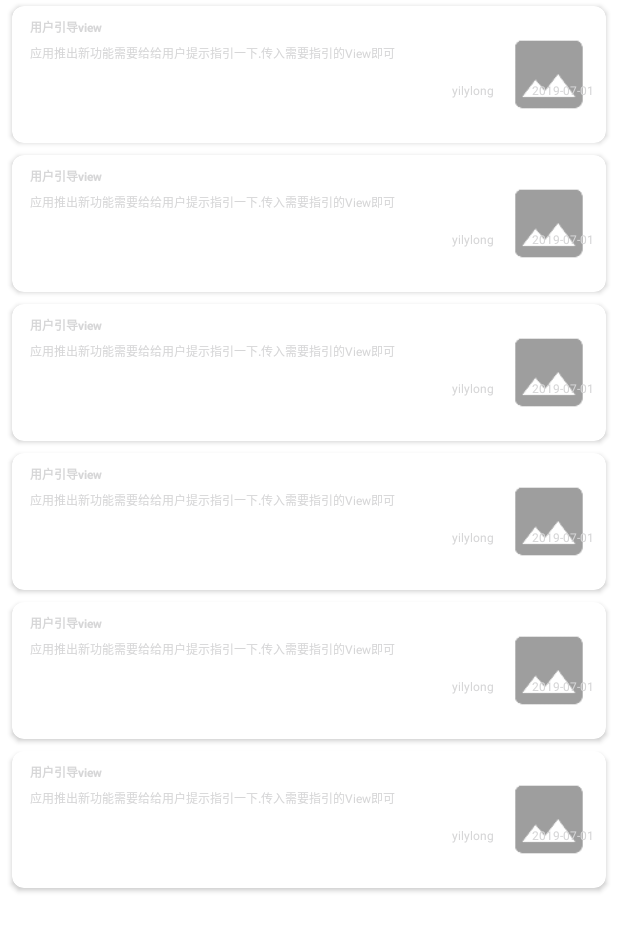
After one commit to 30Code/KotlinMvvmSamples, an Android app: the layout fragment_project_type.xml on its own in the app's theme, with its tools: preview values and no code run, on a phone screen of 412 x 824 dp. The commit adds this screen. Shown: the top 931 px of the screen. Run offline under Robolectric (Android 15) with nearby library versions, the phone set to English and light mode, and no system bars; network calls fail.

Commit message:
ProjectTypeFragment

```diff
--- a/app/src/main/java/cn/linhome/kotlinmvvmsamples/ui/share/ShareFragment.kt
+++ b/app/src/main/java/cn/linhome/kotlinmvvmsamples/ui/share/ShareFragment.kt
@@ -68,7 +68,7 @@ class ShareFragment : BaseFragment<FragmentShareBinding>() {
                     }
                 }
             }.withLoadStateFooter(PagingLoadStateAdapter {
-                mAdapter.refresh()
+                mAdapter.retry()
             })
 
             itemClick = OnItemClickListener { position, view ->
@@ -90,7 +90,7 @@ class ShareFragment : BaseFragment<FragmentShareBinding>() {
             }
 
             errorReload = ErrorReload {
-                mAdapter.refresh()
+                mAdapter.retry()
             }
         }
     }
--- a/app/src/main/res/layout/fragment_project.xml
+++ b/app/src/main/res/layout/fragment_project.xml
@@ -4,10 +4,6 @@
     xmlns:bind="http://schemas.android.com/tools">
 
     <data>
-
-        <variable
-            name="adapter"
-            type="androidx.viewpager2.adapter.FragmentStateAdapter" />
 
     </data>
 
@@ -36,7 +32,6 @@
             android:id="@+id/vp_project"
             android:layout_width="match_parent"
             android:layout_height="wrap_content"
-            bind:adapter="@{adapter}"
             app:layout_behavior="@string/appbar_scrolling_view_behavior"/>
 
     </androidx.coordinatorlayout.widget.CoordinatorLayout>
--- /dev/null
+++ b/app/src/main/res/layout/fragment_project_type.xml
@@ -0,0 +1,73 @@
+<?xml version="1.0" encoding="utf-8"?>
+<layout xmlns:android="http://schemas.android.com/apk/res/android"
+    xmlns:app="http://schemas.android.com/apk/res-auto"
+    xmlns:bind="http://schemas.android.com/apk/res-auto"
+    xmlns:tools="http://schemas.android.com/tools">
+
+    <data>
+
+        <import type="android.view.View"/>
+
+        <import type="cn.linhome.common.widget.RequestStatusCode"/>
+
+        <variable
+            name="refreshListener"
+            type="androidx.swiperefreshlayout.widget.SwipeRefreshLayout.OnRefreshListener" />
+
+        <variable
+            name="adapter"
+            type="androidx.recyclerview.widget.ConcatAdapter" />
+
+        <variable
+            name="itemClick"
+            type="cn.linhome.common.base.OnItemClickListener" />
+
+        <variable
+            name="itemLongClick"
+            type="cn.linhome.common.base.OnItemLongClickListener" />
+
+        <variable
+            name="refreshColor"
+            type="Integer" />
+
+        <variable
+            name="refreshing"
+            type="Boolean" />
+
+        <variable
+            name="statusCode"
+            type="RequestStatusCode" />
+
+        <variable
+            name="errorReload"
+            type="cn.linhome.common.widget.ErrorReload" />
+
+    </data>
+
+    <androidx.swiperefreshlayout.widget.SwipeRefreshLayout
+        android:layout_width="match_parent"
+        android:layout_height="match_parent"
+        bind:refreshColor="@{refreshColor}"
+        bind:refreshListener="@{refreshListener}"
+        bind:refreshState="@{refreshing}">
+
+        <androidx.recyclerview.widget.RecyclerView
+            android:layout_width="match_parent"
+            android:layout_height="match_parent"
+            app:layoutManager="androidx.recyclerview.widget.LinearLayoutManager"
+            android:orientation="vertical"
+            bind:adapter="@{adapter}"
+            bind:pagingItemClick="@{itemClick}"
+            bind:pagingItemLongClick="@{itemLongClick}"
+            tools:itemCount="20"
+            tools:listitem="@layout/item_project_type"/>
+
+        <cn.linhome.common.widget.RequestStatusView
+            android:layout_width="match_parent"
+            android:layout_height="match_parent"
+            bind:errorReload="@{errorReload}"
+            bind:requestStatusCode="@{statusCode}"/>
+
+    </androidx.swiperefreshlayout.widget.SwipeRefreshLayout>
+
+</layout>
--- /dev/null
+++ b/app/src/main/res/layout/item_project_type.xml
@@ -0,0 +1,100 @@
+<?xml version="1.0" encoding="utf-8"?>
+<layout xmlns:android="http://schemas.android.com/apk/res/android"
+    xmlns:app="http://schemas.android.com/apk/res-auto"
+    xmlns:bind="http://schemas.android.com/tools"
+    xmlns:tools="http://schemas.android.com/tools">
+
+    <data>
+
+        <variable
+            name="project"
+            type="cn.linhome.common.bean.ProjectDetailData" />
+
+        <variable
+            name="title"
+            type="String" />
+
+        <variable
+            name="desc"
+            type="String" />
+
+    </data>
+
+    <androidx.cardview.widget.CardView
+        android:layout_width="match_parent"
+        android:layout_height="wrap_content"
+        android:background="@color/white"
+        android:layout_marginStart="8dp"
+        android:layout_marginTop="4dp"
+        android:layout_marginEnd="8dp"
+        android:layout_marginBottom="4dp"
+        app:cardCornerRadius="8dp">
+
+        <androidx.constraintlayout.widget.ConstraintLayout
+            android:layout_width="match_parent"
+            android:layout_height="wrap_content"
+            android:padding="8dp">
+
+            <ImageView
+                android:id="@+id/iv_envelope"
+                android:layout_width="60dp"
+                android:layout_height="75dp"
+                app:layout_constraintTop_toTopOf="parent"
+                app:layout_constraintRight_toRightOf="parent"
+                bind:imgUrl="@{project.envelopePic}"
+                bind:placeHolder="@{@drawable/ic_place_holder}"
+                bind:error="@{@drawable/ic_broken_image}"
+                tools:src="@drawable/ic_place_holder"/>
+
+            <TextView
+                android:id="@+id/tv_project_title"
+                android:layout_width="0dp"
+                android:layout_height="wrap_content"
+                android:ellipsize="end"
+                android:maxLines="2"
+                android:text="@{title}"
+                android:textColor="@color/res_text_gray_l"
+                android:textSize="@dimen/res_text_l"
+                android:textStyle="bold"
+                tools:text="用户引导view"
+                app:layout_constraintTop_toTopOf="parent"
+                app:layout_constraintLeft_toLeftOf="parent"
+                app:layout_constraintRight_toLeftOf="@+id/iv_envelope"
+                android:layout_marginStart="4dp"
+                android:layout_marginEnd="8dp"/>
+
+            <TextView
+                android:id="@+id/tv_project_desc"
+                android:layout_width="0dp"
+                android:layout_height="wrap_content"
+                android:ellipsize="end"
+                android:lineSpacingExtra="4dp"
+                android:maxLines="3"
+                android:minLines="2"
+                android:text="@{desc}"
+                android:textSize="@dimen/res_text_s"
+                android:textColor="@color/res_text_gray_m"
+                tools:text="应用推出新功能需要给给用户提示指引一下.传入需要指引的View即可"
+                app:layout_constraintLeft_toLeftOf="@+id/tv_project_title"
+                app:layout_constraintTop_toBottomOf="@+id/tv_project_title"
+                app:layout_constraintRight_toRightOf="@+id/tv_project_title"
+                android:layout_marginTop="5dp"/>
+
+            <TextView
+                android:id="@+id/author_time"
+                android:layout_width="wrap_content"
+                android:layout_height="wrap_content"
+                android:ellipsize="end"
+                android:singleLine="true"
+                android:text='@{project.author + "\t\t" + project.niceDate}'
+                android:textSize="@dimen/res_text_s"
+                android:textColor="@color/res_text_gray_s"
+                tools:text="yilylong\t\t2019-07-01"
+                app:layout_constraintTop_toBottomOf="@+id/tv_project_desc"
+                app:layout_constraintRight_toRightOf="parent"/>
+
+        </androidx.constraintlayout.widget.ConstraintLayout>
+
+    </androidx.cardview.widget.CardView>
+
+</layout>
```
Also changed, not shown: app/src/main/java/cn/linhome/kotlinmvvmsamples/di/KoinModules.kt (+5 -4 lines), app/src/main/java/cn/linhome/kotlinmvvmsamples/ui/project/ProjectFragment.kt (+26 -7 lines), app/src/main/java/cn/linhome/kotlinmvvmsamples/ui/project/ProjectPaging.kt (+32 -0 lines), app/src/main/java/cn/linhome/kotlinmvvmsamples/ui/project/ProjectTypeFragment.kt (added, +103 -0 lines), common/src/main/java/cn/linhome/common/base/BindingAdapter.kt (+19 -0 lines).
